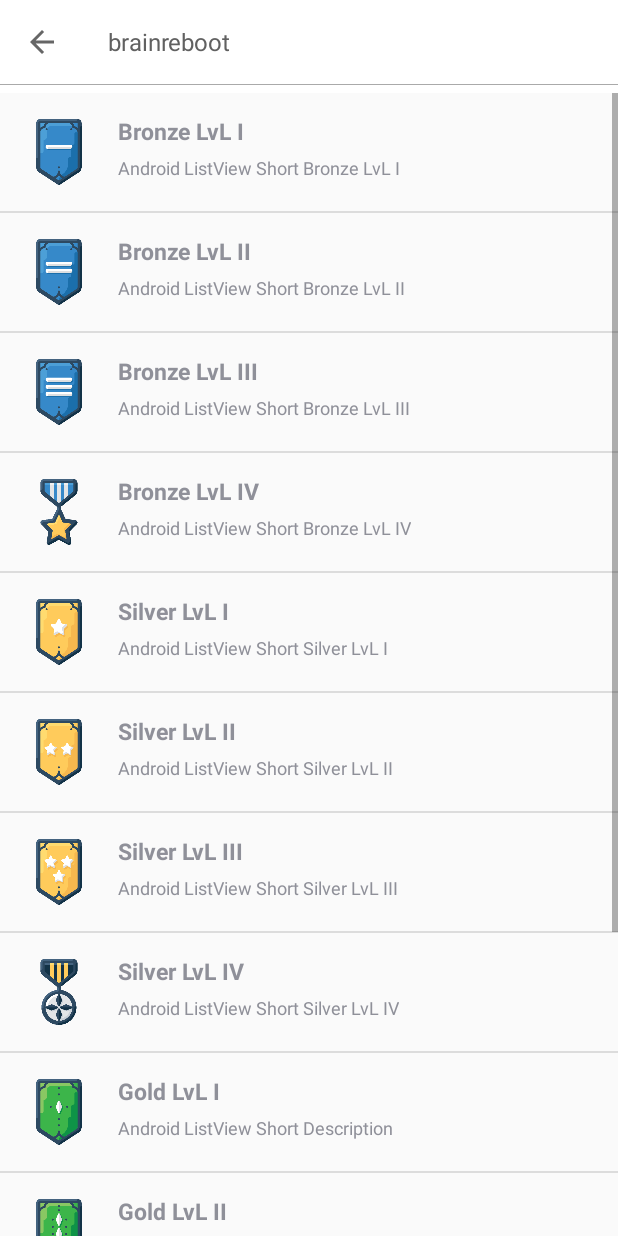
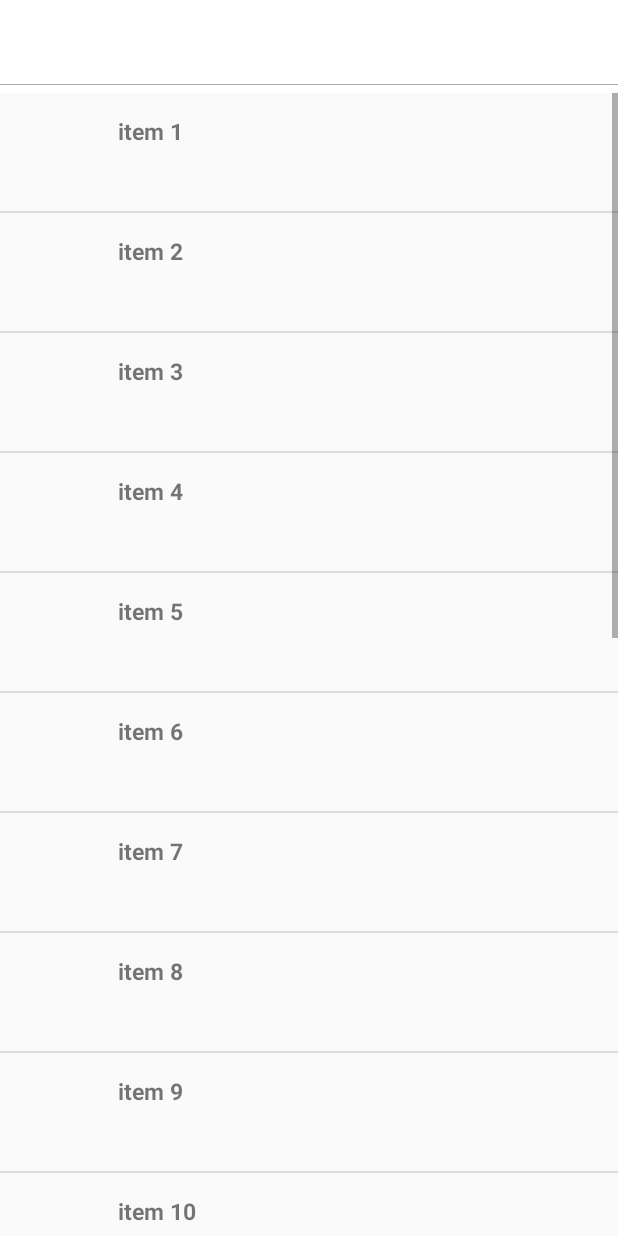
Before and after one commit to bytao7mao/brainrebootapp, an Android app: the MainActivity screen opened directly, with no data from a screen before it, after a tap on "Your latest achievments", on a phone screen of 412 x 824 dp. Run offline under Robolectric (Android 15) with nearby library versions, the light colour scheme and no system bars; our stand-ins replace ButterKnife; libraries missing offline, so code that uses them is left out: com.anupcowkur.herebedragons, com.budiyev.android, com.github.javiersantos.bottomdialogs, com.shashank.sony; Roboto replaces fonts that are not available here; 8 statements that could not run were skipped.

Commit message:
let's work on achievments

```diff
--- a/app/src/main/AndroidManifest.xml
+++ b/app/src/main/AndroidManifest.xml
@@ -29,6 +29,7 @@
             android:name=".FirstScreenActivity"
             android:excludeFromRecents="true" />
         <activity android:name=".cardActivities.AchievmentsActivity" />
+        <activity android:name=".cardActivities.AchievmentsActivity2" />
         <activity android:name=".optionsMenuActivities.AboutActivity" />
 
         <activity
--- a/app/src/main/java/com/taozen/quithabit/FirstScreenActivity.java
+++ b/app/src/main/java/com/taozen/quithabit/FirstScreenActivity.java
@@ -37,8 +37,9 @@
 import butterknife.OnClick;
 import butterknife.Optional;
 
-import static com.taozen.quithabit.MainActivity.INITIAL_CIGG_PER_DAY;
-import static com.taozen.quithabit.MainActivity.SAVINGS_FINAL;
+import static com.taozen.quithabit.utils.Constants.SharedPreferences.INITIAL_CIGG_PER_DAY;
+import static com.taozen.quithabit.utils.Constants.SharedPreferences.SAVINGS_FINAL;
+
 
 public class FirstScreenActivity extends AppCompatActivity {
 //    @Nullable
--- a/app/src/main/java/com/taozen/quithabit/MainActivity.java
+++ b/app/src/main/java/com/taozen/quithabit/MainActivity.java
@@ -20,6 +20,9 @@
 import android.support.v7.app.AppCompatActivity;
 import android.support.v7.widget.CardView;
 import android.support.v7.widget.Toolbar;
+import android.text.Editable;
+import android.text.InputType;
+import android.text.TextUtils;
 import android.util.DisplayMetrics;
 import android.util.Log;
 import android.util.TypedValue;
@@ -27,6 +30,7 @@
 import android.view.MenuItem;
 import android.view.View;
 import android.view.ViewGroup;
+import android.widget.EditText;
 import android.widget.ImageView;
 import android.widget.LinearLayout;
 import android.widget.ProgressBar;
@@ -41,11 +45,13 @@
 import com.google.gson.JsonParser;
 import com.shashank.sony.fancygifdialoglib.FancyGifDialog;
 import com.shashank.sony.fancygifdialoglib.FancyGifDialogListener;
+import com.taozen.quithabit.cardActivities.AchievmentsActivity2;
 import com.taozen.quithabit.cardActivities.FailLogsActivity;
 import com.taozen.quithabit.optionsMenuActivities.AboutActivity;
 import com.taozen.quithabit.cardActivities.AchievmentsActivity;
 import com.taozen.quithabit.cardActivities.ChallengeActivity;
 import com.taozen.quithabit.cardActivities.SavingsActivity;
+import com.taozen.quithabit.utils.Constants;
 import com.taozen.quithabit.utils.MyHttpManager;
 
 import java.text.DecimalFormat;
@@ -61,21 +67,23 @@
 import butterknife.BindView;
 import butterknife.ButterKnife;
 
+import static com.taozen.quithabit.utils.Constants.SharedPreferences.CHALLENGES_STRING;
+import static com.taozen.quithabit.utils.Constants.SharedPreferences.CLICKED;
+import static com.taozen.quithabit.utils.Constants.SharedPreferences.COUNTER;
+import static com.taozen.quithabit.utils.Constants.SharedPreferences.DAYOFPRESENT;
+import static com.taozen.quithabit.utils.Constants.SharedPreferences.HOUR_OF_FIRSLAUNCH_SP;
+import static com.taozen.quithabit.utils.Constants.SharedPreferences.INITIAL_CIGG_PER_DAY;
+import static com.taozen.quithabit.utils.Constants.SharedPreferences.LIFEREGAINED;
+import static com.taozen.quithabit.utils.Constants.SharedPreferences.MODIFIED_CIGG_PER_DAY;
+import static com.taozen.quithabit.utils.Constants.SharedPreferences.PRESENTDAY;
+import static com.taozen.quithabit.utils.Constants.SharedPreferences.SAVINGS_FINAL;
+
 public class MainActivity extends AppCompatActivity {
 
     String arr = "";
 
     public static final String HTTPS_PYFLASKTAO_HEROKUAPP_COM_BOOKS = "https://pyflasktao.herokuapp.com/books";
-    public static final String SAVINGS_FINAL = "SAVINGS_FINAL";
-    public static final String CHALLENGES_STRING = "CHALLENGES_FINAL";
-    public static final String CLICKED = "CLICKED";
-    public static final String COUNTER = "COUNTER";
-    public static final String INITIAL_CIGG_PER_DAY = "CIGARETTES_INITIAL";
-    public static final String MODIFIED_CIGG_PER_DAY = "CIGARETTES_MODIFIED";
-    public static final String LIFEREGAINED = "LIFEREGAINED";
-    public static final String DAYOFPRESENT = "DAYOFPRESENT";
-    public static final String PRESENTDAY = "PRESENTDAY";
-    public static final String HOUR_OF_FIRSLAUNCH_SP = "FIRSTHOUR";
+
     private List<MainActivity.MyAsyncTask> tasks;
     private Timer timer;
     Float lifeRegained;
@@ -100,10 +108,10 @@
     @BindView(R.id.card_view_mainID) CardView cardViewMain;
     @BindView(R.id.progressCardIdAchievments) CardView achievementRanksCard;
     //TextViews
-    @BindView(R.id.rankFourIdText) TextView rankFourTxt;
-    @BindView(R.id.rankThreeIdText) TextView rankThreeTxt;
-    @BindView(R.id.rankTwoIdText) TextView rankTwoTxt;
-    @BindView(R.id.rankOneIdText) TextView rankOneTxt;
+//    @BindView(R.id.rankFourIdText) TextView rankFourTxt;
+//    @BindView(R.id.rankThreeIdText) TextView rankThreeTxt;
+//    @BindView(R.id.rankTwoIdText) TextView rankTwoTxt;
+//    @BindView(R.id.rankOneIdText) TextView rankOneTxt;
     @BindView(R.id.toolbar_subtitle) TextView subTextToolbar;
     @BindView(R.id.counterTextId) TextView counterText;
     @BindView(R.id.txtProgressIdForGums) TextView txtProgressForGums;
@@ -298,10 +306,10 @@
         userHoursProgressTxt.setTypeface(montSerratLightTypeface);
         subTextNonSmoker.setTypeface(montSerratMediumTypeface);
         subTextToolbar.setTypeface(montSerratSemiBoldTypeface);
-        rankFourTxt.setTypeface(montSerratMediumTypeface);
-        rankThreeTxt.setTypeface(montSerratMediumTypeface);
-        rankTwoTxt.setTypeface(montSerratMediumTypeface);
-        rankOneTxt.setTypeface(montSerratMediumTypeface);
+//        rankFourTxt.setTypeface(montSerratMediumTypeface);
+//        rankThreeTxt.setTypeface(montSerratMediumTypeface);
+//        rankTwoTxt.setTypeface(montSerratMediumTypeface);
+//        rankOneTxt.setTypeface(montSerratMediumTypeface);
 
         try {
             if (preferences.contains(COUNTER)){
@@ -321,7 +329,7 @@
         achievementRanksCard.setOnClickListener(new View.OnClickListener() {
             @Override
             public void onClick(View v) {
-                Intent intent = new Intent(MainActivity.this, AchievmentsActivity.class);
+                Intent intent = new Intent(MainActivity.this, AchievmentsActivity2.class);
                 startActivity(intent);
             }
         });//achievementRanksCard[END]
@@ -504,7 +512,8 @@
             subTextNonSmoker.setTextColor(getResources().getColor(R.color.greish));
             subTextNonSmoker.setBackground(getResources().getDrawable(R.drawable.custom_button_round));
             subTextNonSmoker.setAlpha(0.7f);
-            backgroundImgWall.setAlpha(0.05f);
+//            backgroundImgWall.setAlpha(0.05f);
+            backgroundImgWall.setAlpha(0f);
         }
     }
 
@@ -907,6 +916,8 @@
         try {
             //set text for checkin
             setCheckInText();
+
+            showEntireProgressForUserCard(userCigaretesProgressTxt, userRankProgressTxt, userHoursProgressTxt);
 
             if (preferences.contains(COUNTER)) {
                 counter = preferences.getInt(COUNTER, -1);editor.putInt(COUNTER, counter);
@@ -1283,6 +1294,8 @@
             counterText.setText(String.valueOf(counter));
             editor.putInt(COUNTER, counter);
             editor.apply();
+        } else if (id == R.id.check_in_hour) {
+            showDialogForChangingCheckInDate();
         }
         return super.onOptionsItemSelected(item);
     }//END OF -> [MENU]
@@ -1407,22 +1420,14 @@
         if (counter>=0&&counter<10) {
             //user have between a day and a week
             rankOneImg.setBackgroundResource(R.mipmap.chevron7);
-            rankOneTxt.setText("recruit");
-            rankOneTxt.setAlpha(0.0f);
             rankOneImg.setAlpha(1.0f);
             rankTwoImg.setBackgroundResource(R.mipmap.chevron8);
-            rankTwoTxt.setText("bronzeII");
-            rankTwoTxt.setAlpha(0.0f);
             rankTwoImg.setAlpha(0.2f);
             rankThreeImg.setBackgroundResource(R.mipmap.chevron9);
-            rankThreeTxt.setText("bronzeIII");
-            rankThreeTxt.setAlpha(0.0f);
             rankThreeImg.setAlpha(0.2f);
             rankFourImg.setBackgroundResource(R.mipmap.chevron11);
-            rankFourTxt.setText("recruit");
-            rankFourTxt.setAlpha(0.2f);
             rankFourImg.setAlpha(0.2f);
-            editor.putString("rank", "recruit");
+            editor.putString("rank", "Recruit");
         } else if (counter>9&&counter<20) {
             rankOneImg.setBackgroundResource(R.mipmap.chevron7);
             rankOneImg.setAlpha(1.0f);
@@ -1432,25 +1437,17 @@
             rankThreeImg.setAlpha(0.2f);
             rankFourImg.setBackgroundResource(R.mipmap.chevron11);
             rankFourImg.setAlpha(0.2f);
-            editor.putString("rank", "NOOB");
+            editor.putString("rank", "Recruit II");
         } else if (counter>19&&counter<30) {
             rankOneImg.setBackgroundResource(R.mipmap.chevron7);
-            rankOneTxt.setText("bronzeI");
-            rankOneTxt.setAlpha(0.0f);
             rankOneImg.setAlpha(1.0f);
             rankTwoImg.setBackgroundResource(R.mipmap.chevron8);
-            rankTwoTxt.setText("bronzeII");
-            rankTwoTxt.setAlpha(0.0f);
             rankTwoImg.setAlpha(1.0f);
             rankThreeImg.setBackgroundResource(R.mipmap.chevron9);
-            rankThreeTxt.setText("bronzeIII");
-            rankThreeTxt.setAlpha(0.0f);
             rankThreeImg.setAlpha(1.0f);
             rankFourImg.setBackgroundResource(R.mipmap.chevron11);
-            rankFourTxt.setText("recruit");
-            rankFourTxt.setAlpha(0.7f);
             rankFourImg.setAlpha(1.0f);
-            editor.putString("rank", "recruit");
+            editor.putString("rank", "Recruit III");
         } else if (counter>29&&counter<40) {
             //when user pass 1 week
             rankOneImg.setBackgroundResource(R.mipmap.chevron16);
@@ -1461,7 +1458,7 @@
             rankThreeImg.setAlpha(0.2f);
             rankFourImg.setBackgroundResource(R.mipmap.chevron10);
             rankFourImg.setAlpha(0.2f);
-            editor.putString("rank", "SOLDIER");
+            editor.putString("rank", "Silver");
         } else if (counter>39&&counter<50) {
             //when user pass 1 week
             rankOneImg.setBackgroundResource(R.mipmap.chevron16);
@@ -1472,7 +1469,7 @@
             rankThreeImg.setAlpha(0.2f);
             rankFourImg.setBackgroundResource(R.mipmap.chevron10);
             rankFourImg.setAlpha(0.2f);
-            editor.putString("rank", "SOLDIER");
+            editor.putString("rank", "Silver II");
         } else if (counter>49&&counter<60) {
             //when user pass 1 week
             rankOneImg.setBackgroundResource(R.mipmap.chevron16);
@@ -1483,7 +1480,7 @@
             rankThreeImg.setAlpha(1.0f);
             rankFourImg.setBackgroundResource(R.mipmap.chevron10);
             rankFourImg.setAlpha(1.0f);
-            editor.putString("rank", "SOLDIER");
+            editor.putString("rank", "Silver III");
         } else if (counter>59&&counter<70) {
             //when user pass 1 week
             rankOneImg.setBackgroundResource(R.mipmap.chevron3);
@@ -1494,7 +1491,7 @@
             rankThreeImg.setAlpha(0.2f);
             rankFourImg.setBackgroundResource(R.mipmap.chevron12);
             rankFourImg.setAlpha(0.2f);
-            editor.putString("rank", "CAPTAIN");
+            editor.putString("rank", "Gold");
         } else if (counter>69&&counter<80) {
             //when user pass 1 week
             rankOneImg.setBackgroundResource(R.mipmap.chevron3);
@@ -1505,7 +1502,7 @@
             rankThreeImg.setAlpha(0.2f);
             rankFourImg.setBackgroundResource(R.mipmap.chevron12);
             rankFourImg.setAlpha(0.2f);
-            editor.putString("rank", "CAPTAIN");
+            editor.putString("rank", "Gold II");
         } else if (counter>79&&counter<90) {
             //when user pass 1 week
             rankOneImg.setBackgroundResource(R.mipmap.chevron3);
@@ -1515,53 +1512,52 @@
             rankThreeImg.setBackgroundResource(R.mipmap.chevron5);
             rankThreeImg.setAlpha(1.0f);
             rankFourImg.setBackgroundResource(R.mipmap.chevron12);
-            rankFourImg.setAlpha(1.0f);
-            editor.putString("rank", "CAPTAIN");
+            rankFourImg.setAlpha(0.2f);
+            editor.putString("rank", "Gold III");
             //WHEN USER REACH DAY 90 - GREATEST MILESTONE
         } else if (counter == 90) {
-            rankOneImg.setBackgroundResource(R.mipmap.chevron13);
+            rankOneImg.setBackgroundResource(R.mipmap.chevron3);
             rankOneImg.setAlpha(1.0f);
-            rankTwoImg.setBackgroundResource(R.mipmap.chevron14);
+            rankTwoImg.setBackgroundResource(R.mipmap.chevron4);
             rankTwoImg.setAlpha(1.0f);
-            rankThreeImg.setBackgroundResource(R.mipmap.chevron15);
+            rankThreeImg.setBackgroundResource(R.mipmap.chevron5);
             rankThreeImg.setAlpha(1.0f);
-            rankFourImg.setBackgroundResource(R.mipmap.chevron19);
+            rankFourImg.setBackgroundResource(R.mipmap.chevron12);
             rankFourImg.setAlpha(1.0f);
-            editor.putString("rank", "GODLIKE");
-        }
-    }
-
-//    private void showDialogForSavingSum() {
-//        final EditText editTextForChoosingSavings =
-//                new EditText(MainActivity.this);
-//        editTextForChoosingSavings.setInputType(InputType.TYPE_CLASS_NUMBER);
-//        //impl bottom dialog instead of normal dialog
-//        new BottomDialog.Builder(this)
-//                .setTitle("MONEY TO SAVE!")
-//                .setContent("How much money do you spend per day ?")
-//                .setPositiveText("OK")
-//                .setCancelable(false)
-//                .setCustomView(editTextForChoosingSavings)
-//                .setPositiveBackgroundColorResource(R.color.colorPrimary)
-//                //.setPositiveBackgroundColor(ContextCompat.getColor(this, R.color.colorPrimary)
-//                .setPositiveTextColorResource(android.R.color.white)
-//                //.setPositiveTextColor(ContextCompat.getColor(this, android.R.color.colorPrimary)
-//                .onPositive(new BottomDialog.ButtonCallback() {
-//                    @Override
-//                    public void onClick(BottomDialog dialog) {
-//                        Editable editM = editTextForChoosingSavings.getText();
-//                        if (TextUtils.isEmpty(editM)){
-//                            editTextForChoosingSavings.setError("Please input numbers!");
-//                            return;
-//                        }
-//                        long moneyInt = (long) Integer.parseInt(editM.toString());
-//                        editor.putLong(SAVINGS_FINAL, moneyInt);
-//                        editor.apply();
-//                        Log.d("INTROTAO", "money saved in INTROACTIVITY ? :  " + numberFormat.format(moneyInt));
-//                        showDialogForSavingCiggarettesNumber();
-//                    }
-//                }).show();
-//    }
+            editor.putString("rank", "Gold nova master!");
+        }
+    }
+
+    private void showDialogForChangingCheckInDate() {
+        final EditText editTextForChoosingSavings =
+                new EditText(MainActivity.this);
+        editTextForChoosingSavings.setInputType(InputType.TYPE_CLASS_NUMBER);
+        //impl bottom dialog instead of normal dialog
+        new BottomDialog.Builder(this)
+                .setTitle("Check in customization!")
+                .setContent("Type in what time is suitable for you to check in.")
+                .setPositiveText("SET")
+                .setCancelable(false)
+                .setCustomView(editTextForChoosingSavings)
+                .setPositiveBackgroundColorResource(R.color.colorPrimary)
+                //.setPositiveBackgroundColor(ContextCompat.getColor(this, R.color.colorPrimary)
+                .setPositiveTextColorResource(android.R.color.white)
+                //.setPositiveTextColor(ContextCompat.getColor(this, android.R.color.colorPrimary)
+                .onPositive(new BottomDialog.ButtonCallback() {
+                    @Override
+                    public void onClick(BottomDialog dialog) {
+                        Editable editM = editTextForChoosingSavings.getText();
+                        if (TextUtils.isEmpty(editM)){
+                            editTextForChoosingSavings.setError("Please input numbers!");
+                            return;
+                        }
+                        HOUR_OF_FIRSTLAUNCH = Integer.parseInt(editM.toString());
+                        editor.putInt(HOUR_OF_FIRSLAUNCH_SP, HOUR_OF_FIRSTLAUNCH);
+                        editor.apply();
+                        Log.d("INTROTAO", "money saved in INTROACTIVITY ? :  " + HOUR_OF_FIRSTLAUNCH);
+                    }
+                }).show();
+    }
 //    private void showDialogForSavingCiggarettesNumber() {
 //        final EditText editTextForChoosingCiggs = new EditText(MainActivity.this);
 //        editTextForChoosingCiggs.setInputType(InputType.TYPE_CLASS_NUMBER);
@@ -1622,7 +1618,7 @@
             }
         } catch(NullPointerException e){ e.printStackTrace(); }
     }
-    private void setMarginForProgress(){
+    private void setMarginForProgress() {
         Resources r = this.getResources();
         int px = (int) TypedValue.applyDimension(TypedValue.COMPLEX_UNIT_DIP, 200, r.getDisplayMetrics());
         LinearLayout.LayoutParams params = new LinearLayout.LayoutParams(
--- a/app/src/main/java/com/taozen/quithabit/SplashActivity.java
+++ b/app/src/main/java/com/taozen/quithabit/SplashActivity.java
@@ -21,7 +21,7 @@
 
 import java.util.Random;
 
-import static com.taozen.quithabit.MainActivity.COUNTER;
+import static com.taozen.quithabit.utils.Constants.SharedPreferences.COUNTER;
 
 public class SplashActivity extends AppCompatActivity {
 
--- /dev/null
+++ b/app/src/main/java/com/taozen/quithabit/cardActivities/AchievmentsActivity2.java
@@ -0,0 +1,68 @@
+package com.taozen.quithabit.cardActivities;
+
+import android.annotation.SuppressLint;
+import android.content.SharedPreferences;
+import android.os.Bundle;
+import android.preference.PreferenceManager;
+import android.support.v7.app.AppCompatActivity;
+import android.view.View;
+import android.widget.AdapterView;
+import android.widget.ListView;
+
+import com.taozen.quithabit.R;
+import com.taozen.quithabit.utils.CustomAdapterListView;
+
+import java.util.Objects;
+
+public class AchievmentsActivity2 extends AppCompatActivity {
+    public String[] itemValueArray={"item 1","item 2","item 3","item 4","item 5","item 6","item 7","item 8","item 9","item 10","item 11","item 12","item 13","item 14","item 15","item 16","item 17","item 18","item 19","item 20"};
+    public static boolean[] tickMarkVisibileListPosition=new boolean[20];
+    //Allocating size for the Boolean set all element to Boolean.false by default. It is defined static, so that the same variable can be accessed from adapter class without creating object for MainActivity.Java.
+    public ListView listviewMain;
+    public int listPosition;
+
+    //shared pref
+    private SharedPreferences preferences;
+    private SharedPreferences.Editor editor;
+    @SuppressLint("CommitPrefEdits")
+    @Override
+    protected void onCreate(Bundle savedInstanceState) {
+        super.onCreate(savedInstanceState);
+        setContentView(R.layout.activity_achievments);
+        //shared pref
+        preferences = PreferenceManager.getDefaultSharedPreferences(AchievmentsActivity2.this);
+        editor = preferences.edit();
+
+        listviewMain= findViewById(R.id.list_view);
+
+        listviewMain.setOnItemClickListener(new AdapterView.OnItemClickListener() {
+            @Override
+            public void onItemClick(AdapterView<?> parent, View view, int position, long id) {
+//                listPosition = position - listviewMain.getFirstVisiblePosition();
+//                if (listviewMain.getChildAt(listPosition).findViewById(R.id.listview_image).getVisibility() == View.INVISIBLE) {
+//                    listviewMain.getChildAt(listPosition).findViewById(R.id.listview_image).setVisibility(View.VISIBLE);
+//                    tickMarkVisibileListPosition[position]=Boolean.TRUE;
+//                }
+//                else {
+//                    listviewMain.getChildAt(listPosition).findViewById(R.id.listview_image).setVisibility(View.INVISIBLE);
+//                    tickMarkVisibileListPosition[position]=Boolean.FALSE;
+//                }
+//                listviewMain.getChildAt(listPosition).setSelected(true);
+
+                listviewMain.getChildAt(0).setBackgroundColor(getResources().getColor(R.color.blueColorLed));
+            }
+        });
+//        listviewMain.getChildAt(0).setBackgroundColor(getResources().getColor(R.color.greenColorLed));
+
+        CustomAdapterListView myadapter=new CustomAdapterListView(this,itemValueArray);
+        listviewMain.setAdapter(myadapter);
+//        listviewMain.getChildAt(0).setBackgroundColor(getResources().getColor(R.color.blueColorLed));
+        if (preferences.contains("rank")){
+//            if (Objects.requireNonNull(preferences.getString("rank", "default")).equals("Recruit")){
+//                listPosition=listview.getFirstVisiblePosition-position;
+//                listviewMain.getchildAt(listposition).findViewById(R.id.item).setVisibility(View.Gone);
+//            }
+        }
+
+    }
+}
--- a/app/src/main/java/com/taozen/quithabit/cardActivities/SavingsActivity.java
+++ b/app/src/main/java/com/taozen/quithabit/cardActivities/SavingsActivity.java
@@ -22,8 +22,7 @@
 import butterknife.BindView;
 import butterknife.ButterKnife;
 
-import static com.taozen.quithabit.MainActivity.COUNTER;
-import static com.taozen.quithabit.MainActivity.SAVINGS_FINAL;
+import static com.taozen.quithabit.utils.Constants.SharedPreferences.SAVINGS_FINAL;
 
 public class SavingsActivity extends AppCompatActivity {
     @BindView(R.id.savingsTxt) TextView savingsTxt;
--- /dev/null
+++ b/app/src/main/java/com/taozen/quithabit/utils/CustomAdapterListView.java
@@ -0,0 +1,61 @@
+package com.taozen.quithabit.utils;
+
+import android.content.Context;
+import android.view.LayoutInflater;
+import android.view.View;
+import android.view.ViewGroup;
+import android.widget.BaseAdapter;
+import android.widget.ImageView;
+import android.widget.TextView;
+
+import com.taozen.quithabit.R;
+import com.taozen.quithabit.cardActivities.AchievmentsActivity;
+import com.taozen.quithabit.cardActivities.AchievmentsActivity2;
+
+public class CustomAdapterListView extends BaseAdapter {
+    private String[] itemValues;
+    private LayoutInflater inflater;
+    public ViewHolder holder=null;
+    public CustomAdapterListView(Context context, String[] values) {
+        // this.tcontext=context;
+        this.itemValues=values;
+        this.inflater=LayoutInflater.from(context);
+    }
+    public int getCount() {
+        return itemValues.length;
+    }
+    @Override
+    public Object getItem(int position) {
+        return position;
+    }
+    @Override
+    public long getItemId(int position) {
+        return 0;
+    }
+    @Override
+    public View getView(int position, View convertView, ViewGroup parent) {
+        if(convertView==null) {
+            convertView=inflater.inflate(R.layout.list_item,null);
+            holder=new ViewHolder();
+            holder.tickMark=(ImageView) convertView.findViewById(R.id.listview_image);
+            holder.itemDataView=(TextView)convertView.findViewById(R.id.listview_item_title);
+            convertView.setTag(holder);
+        }
+        else {
+            holder=(ViewHolder)convertView.getTag();
+        }
+        holder.itemDataView.setText(itemValues[position]);
+
+        if(AchievmentsActivity2.tickMarkVisibileListPosition[position]==Boolean.TRUE) {
+            holder.tickMark.setVisibility(View.VISIBLE);
+        }
+        else {
+            holder.tickMark.setVisibility(View.INVISIBLE);
+        }
+        return convertView;
+    }
+    static class ViewHolder {
+        TextView itemDataView;
+        ImageView tickMark;
+    }
+}
--- a/app/src/main/res/layout/activity_main_fab.xml
+++ b/app/src/main/res/layout/activity_main_fab.xml
@@ -14,7 +14,7 @@
         android:layout_width="wrap_content"
         android:layout_height="wrap_content"
         android:layout_alignParentBottom="true"
-        android:layout_alignParentRight="true"
+        android:layout_alignParentEnd="true"
         app:backgroundTint="@color/grey_50"
         app:borderWidth="0dp"
         app:elevation="6dp"
--- a/app/src/main/res/layout/activity_splash.xml
+++ b/app/src/main/res/layout/activity_splash.xml
@@ -13,4 +13,6 @@
         android:layout_height="100dp"
         android:layout_centerInParent="true"
         android:src="@mipmap/leaf"/>
+
+
 </RelativeLayout>
--- a/app/src/main/res/menu/main_menu.xml
+++ b/app/src/main/res/menu/main_menu.xml
@@ -6,6 +6,11 @@
         android:id="@+id/action_settings"
         android:orderInCategory="1"
         android:title="@string/action_settings"
+        app:showAsAction="never" />
+    <item
+        android:id="@+id/check_in_hour"
+        android:orderInCategory="3"
+        android:title="check in hour"
         app:showAsAction="never" />
     <item
         android:id="@+id/action_about"
```
Also changed, not shown: app/src/main/java/com/taozen/quithabit/cardActivities/AchievmentsActivity.java (+69 -7 lines), app/src/main/java/com/taozen/quithabit/utils/Constants.java (added, +36 -0 lines), app/src/main/res/layout/activity_main_lower_body.xml (+51 -51 lines), app/src/main/res/layout/activity_savings.xml (+9 -0 lines), app/src/main/res/layout/contentsavings.xml (+1 -8 lines).
